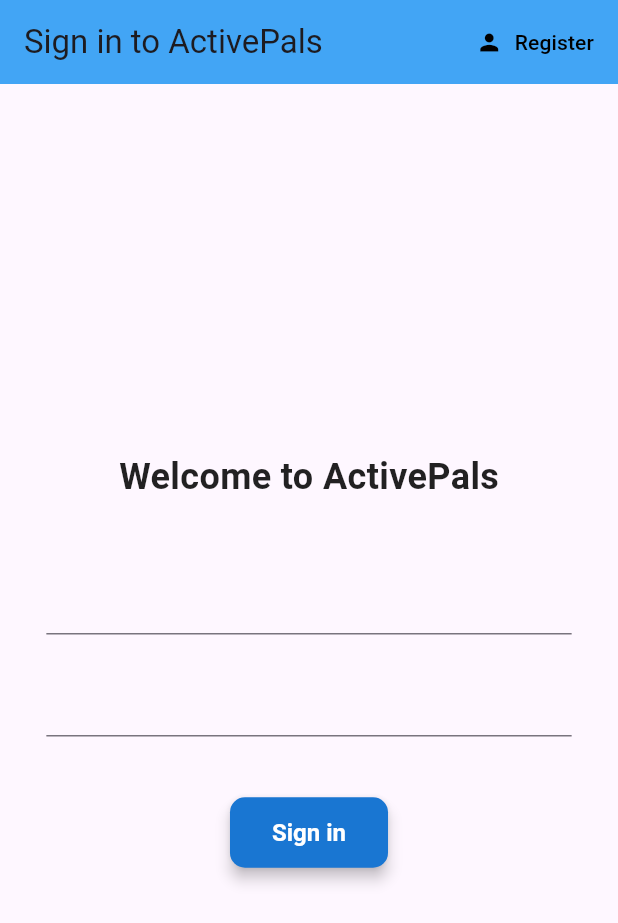
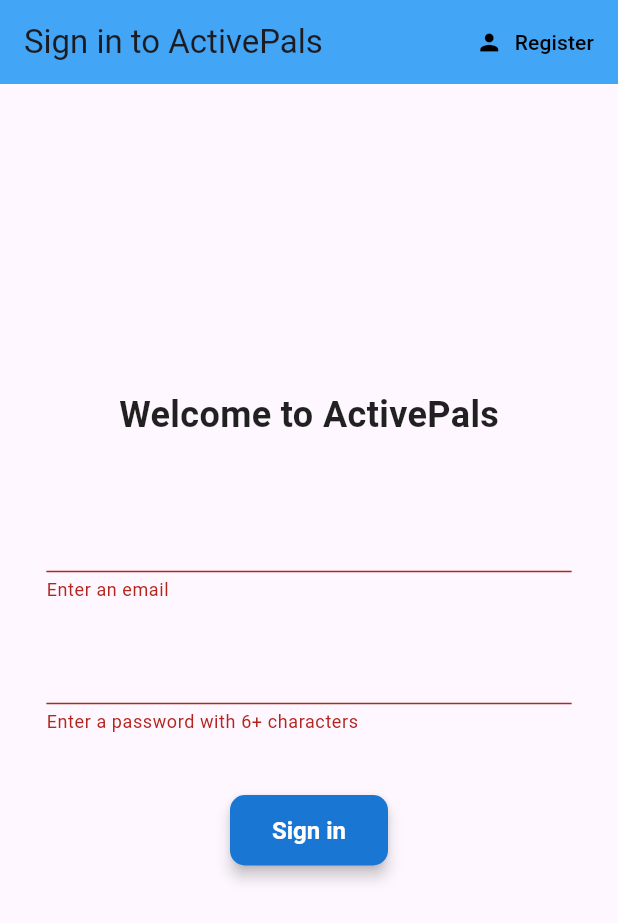
Before and after one commit to JalalA984/active-pals, a Flutter app: the screen it shows after launch, after a tap on "Sign in", on a phone screen of 412 x 824 dp. Shown: the top 923 px of the screen. Run offline on Flutter 3.47's test engine with Material 3 defaults, Android fonts, the light colour scheme and no system bars; our stand-ins replace firebase_auth, firebase_core; accounts and stored records are empty; generated files the repository leaves out were written again.

Commit message:
sign in backend fully functioning, all auth functionality complete

```diff
--- a/lib/screens/auth/sign_in.dart
+++ b/lib/screens/auth/sign_in.dart
@@ -14,9 +14,11 @@
 
 class _SignInState extends State<SignIn> {
   final AuthService _auth = AuthService();
+  final _formKey = GlobalKey<FormState>();
 
   String email = "";
   String password = "";
+  String error = "";
 
   @override
   Widget build(BuildContext context) {
@@ -53,12 +55,15 @@
               ),
               const SizedBox(height: 20.0),
               Form(
+                  key: _formKey,
                   child: Column(
                     children: [
                       SizedBox(
                         height: 20,
                       ),
                       TextFormField(
+                        validator: (val) =>
+                            val!.isEmpty ? "Enter an email" : null,
                         onChanged: (val) {
                           setState(() => email = val);
                         },
@@ -68,6 +73,9 @@
                       ),
                       TextFormField(
                         obscureText: true,
+                        validator: (val) => val!.length < 6
+                            ? "Enter a password with 6+ characters"
+                            : null,
                         onChanged: (val) {
                           setState(() => password = val);
                         },
@@ -78,9 +86,24 @@
                       PrimaryButton(
                           text: "Sign in",
                           onPressed: () async {
-                        log("user input: $email [for email]");
-                        log("user input: $password [for password]");
-                      })
+                            if (_formKey.currentState!.validate()) {
+                              log("sign in button press form validate passed");
+                              dynamic result =
+                                  await _auth.signWithEandP(email, password);
+                              if (result == null) {
+                                log("sign in FAIL on firebase auth backend");
+                                setState(() =>
+                                    error = "Email and/or password incorrect");
+                              }
+                            }
+                          }),
+                      SizedBox(
+                        height: 20,
+                      ),
+                      Text(
+                        error,
+                        style: TextStyle(color: Colors.pink),
+                      ),
                     ],
                   ))
             ],
```
Also changed, not shown: lib/screens/auth/register.dart (+8 -3 lines). Lines whose indentation alone changed are shown as unchanged.
